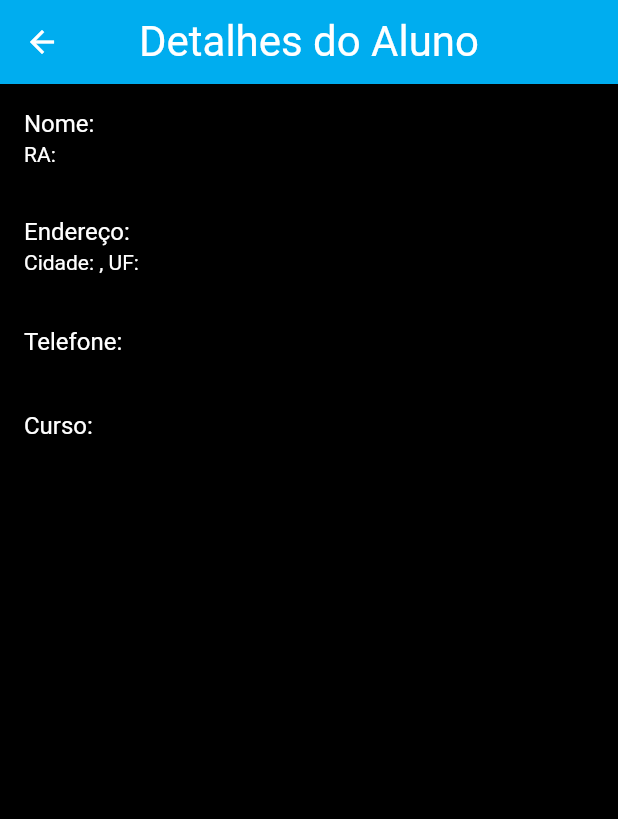
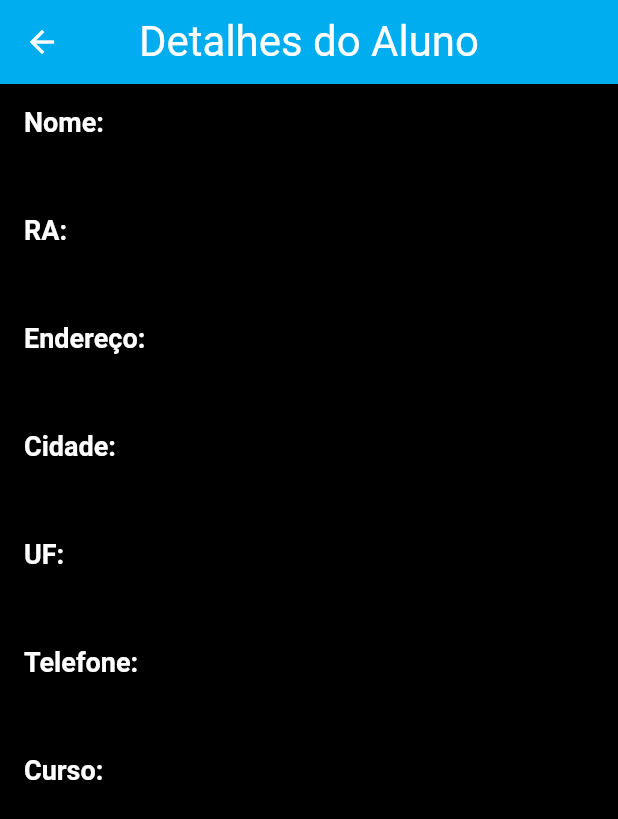
Before and after one commit to gabrielsantos8/BiblioTech-Flutter, a Flutter app: the AlunoDetalhe screen opened directly with empty values, on a phone screen of 412 x 824 dp. Shown: the top 819 px of the screen. Run offline on Flutter 3.47's test engine with Material 2 defaults, Android fonts, the phone set to English and light mode, and no system bars.

Commit message:
versao final

```diff
--- a/lib/ui/pages/aluno_detalhe.dart
+++ b/lib/ui/pages/aluno_detalhe.dart
@@ -19,34 +19,121 @@ class AlunoDetalhe extends StatelessWidget {
           children: [
             ListTile(
               title: Text(
-                'Nome: ${aluno?.nome}',
-                style: TextStyle(color: Theme.of(context).focusColor),
+                'Nome:',
+                style: TextStyle(
+                  color: Theme.of(context).focusColor,
+                  fontSize: 18,
+                  fontWeight: FontWeight.bold,
+                ),
               ),
               subtitle: Text(
-                'RA: ${aluno?.ra}',
-                style: TextStyle(color: Theme.of(context).focusColor),
+                '${aluno?.nome}',
+                style: TextStyle(
+                  color: Theme.of(context).focusColor,
+                  fontSize: 16,
+                ),
               ),
             ),
             ListTile(
               title: Text(
-                'Endereço: ${aluno?.endereco}',
-                style: TextStyle(color: Theme.of(context).focusColor),
+                'RA:',
+                style: TextStyle(
+                  color: Theme.of(context).focusColor,
+                  fontSize: 18,
+                  fontWeight: FontWeight.bold,
+                ),
               ),
               subtitle: Text(
-                'Cidade: ${aluno?.cidade}, UF: ${aluno?.uf}',
-                style: TextStyle(color: Theme.of(context).focusColor),
+                '${aluno?.ra}',
+                style: TextStyle(
+                  color: Theme.of(context).focusColor,
+                  fontSize: 16,
+                ),
               ),
             ),
             ListTile(
               title: Text(
-                'Telefone: ${aluno?.telefone}',
-                style: TextStyle(color: Theme.of(context).focusColor),
+                'Endereço:',
+                style: TextStyle(
+                  color: Theme.of(context).focusColor,
+                  fontSize: 18,
+                  fontWeight: FontWeight.bold,
+                ),
+              ),
+              subtitle: Text(
+                '${aluno?.endereco}',
+                style: TextStyle(
+                  color: Theme.of(context).focusColor,
+                  fontSize: 16,
+                ),
               ),
             ),
             ListTile(
               title: Text(
-                'Curso: ${aluno?.curso}',
-                style: TextStyle(color: Theme.of(context).focusColor),
+                'Cidade:',
+                style: TextStyle(
+                  color: Theme.of(context).focusColor,
+                  fontSize: 18,
+                  fontWeight: FontWeight.bold,
+                ),
+              ),
+              subtitle: Text(
+                '${aluno?.cidade}',
+                style: TextStyle(
+                  color: Theme.of(context).focusColor,
+                  fontSize: 16,
+                ),
+              ),
+            ),
+            ListTile(
+              title: Text(
+                'UF:',
+                style: TextStyle(
+                  color: Theme.of(context).focusColor,
+                  fontSize: 18,
+                  fontWeight: FontWeight.bold,
+                ),
+              ),
+              subtitle: Text(
+                '${aluno?.uf}',
+                style: TextStyle(
+                  color: Theme.of(context).focusColor,
+                  fontSize: 16,
+                ),
+              ),
+            ),
+            ListTile(
+              title: Text(
+                'Telefone:',
+                style: TextStyle(
+                  color: Theme.of(context).focusColor,
+                  fontSize: 18,
+                  fontWeight: FontWeight.bold,
+                ),
+              ),
+              subtitle: Text(
+                '${aluno?.telefone}',
+                style: TextStyle(
+                  color: Theme.of(context).focusColor,
+                  fontSize: 16,
+                ),
+              ),
+            ),
+            ListTile(
+              title: Text(
+                'Curso:',
+                style: TextStyle(
+                  color: Theme.of(context).focusColor,
+                  fontSize: 18,
+                  fontWeight: FontWeight.bold,
+                ),
+              ),
+              subtitle: Text(
+                '${aluno?.curso}',
+                style: TextStyle(
+                  color: Theme.of(context).focusColor,
+                  fontSize: 16,
+                ),
               ),
             ),
           ],
```
Also changed, not shown: lib/ui/pages/livro_detalhe.dart (+97 -23 lines), pubspec.lock.
